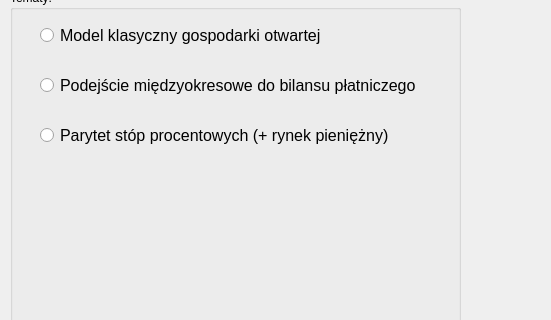
First picture: the form in ui/MainWindow.ui, repository vanitskiy18/macroeconomics-of-the-open-economy-models, before the edit; both pictures show x 0 to 551 and y 120 to 440 of the 800 by 600 pixel window.
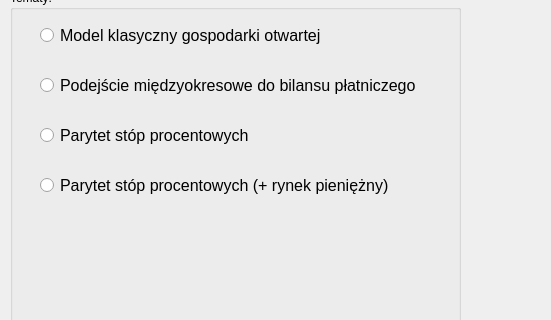
Second picture: the form after the edit.

The edit to the form file:
```diff
--- a/ui/MainWindow.ui
+++ b/ui/MainWindow.ui
@@ -95,7 +95,7 @@
      <property name="geometry">
       <rect>
        <x>30</x>
-       <y>120</y>
+       <y>170</y>
        <width>391</width>
        <height>51</height>
       </rect>
@@ -127,6 +127,24 @@
       <string>Podejście międzyokresowe do bilansu płatniczego</string>
      </property>
     </widget>
+    <widget class="QRadioButton" name="radioButton_5">
+     <property name="geometry">
+      <rect>
+       <x>30</x>
+       <y>120</y>
+       <width>391</width>
+       <height>51</height>
+      </rect>
+     </property>
+     <property name="font">
+      <font>
+       <pointsize>12</pointsize>
+      </font>
+     </property>
+     <property name="text">
+      <string>Parytet stóp procentowych</string>
+     </property>
+    </widget>
    </widget>
   </widget>
   <widget class="QMenuBar" name="menubar">
```
